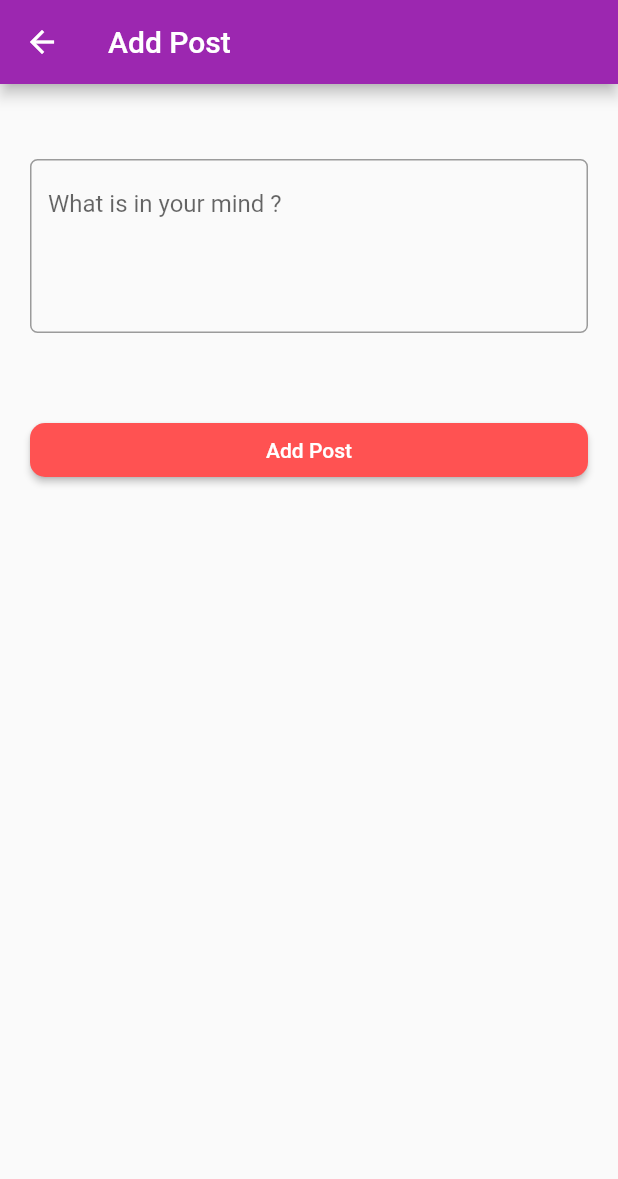
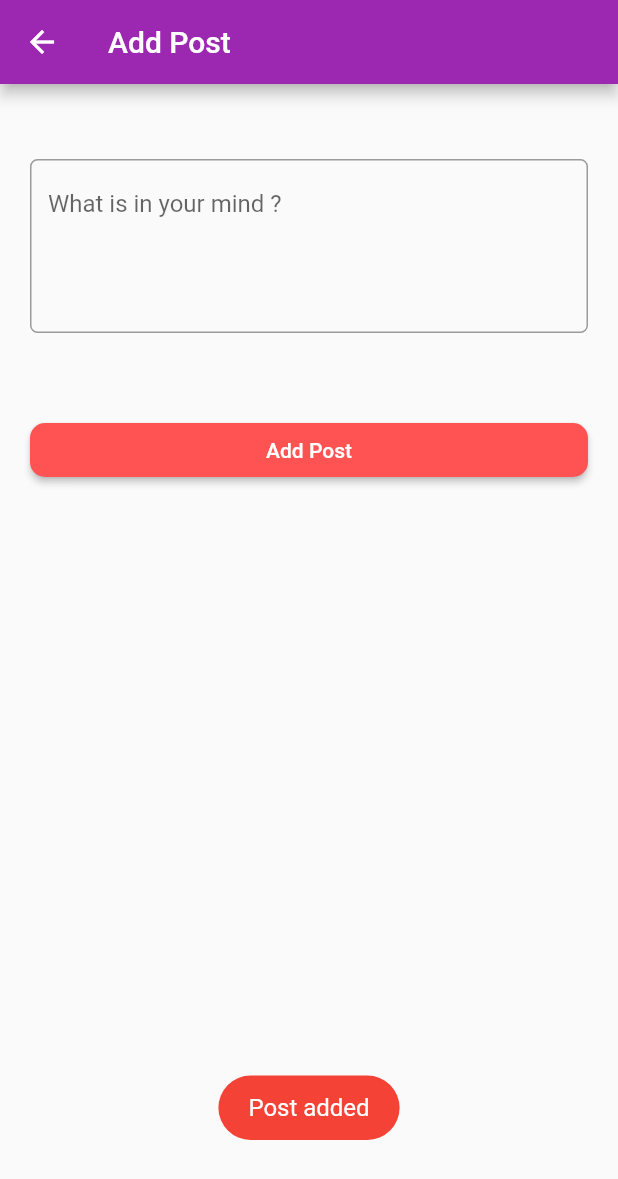
Before and after one commit to NiteshSingh095/Flutter_Firebase, a Flutter app: the AddPosts screen opened directly, after a tap on "Add Post", on a phone screen of 412 x 824 dp. Shown: the top 1179 px of the screen. Run offline on Flutter 3.47's test engine with Material 2 defaults, Android fonts, the phone set to English and light mode, and no system bars; our stand-ins replace email_validator, firebase_auth, firebase_core, firebase_database, fluttertoast; accounts and stored records are empty.

Commit message:
realtime firebase database added in application

```diff
--- a/lib/ui/add_posts.dart
+++ b/lib/ui/add_posts.dart
@@ -1,4 +1,6 @@
 import 'package:flutter/material.dart';
+import 'package:firebase_database/firebase_database.dart';
+import 'package:flutter_firebase/utils/utils.dart';
 
 class AddPosts extends StatefulWidget {
   const AddPosts({Key? key}) : super(key: key);
@@ -15,6 +17,8 @@ class _AddPostsState extends State<AddPosts>
   TextEditingController post = TextEditingController();
 
   final _formKey = GlobalKey<FormState>();
+
+  final databaseRef =  FirebaseDatabase.instance.ref("Post");
 
   @override
   Widget build(BuildContext context) {
@@ -35,16 +39,6 @@ class _AddPostsState extends State<AddPosts>
                     borderRadius: BorderRadius.circular(5.0),
                   ),
                 ),
-                validator: (value) {
-                  if (value == null || value.isEmpty)
-                  {
-                    return 'Please enter password';
-                  }
-                  else
-                  {
-                    return null;
-                  }
-                },
               ),
             ),
           ),
@@ -61,10 +55,27 @@ class _AddPostsState extends State<AddPosts>
                     borderRadius: BorderRadius.circular(10)),
               ),
               onPressed: () {
-                if(_formKey.currentState!.validate())
-                  {
+                {
+                  setState(() {
+                    loading = true;
+                  });
+                  databaseRef.child("1").set(
+                      {
+                        'title' : post.text.toString()
+                      }
+                  ).then((value){
+                    Utils().showToast("Post added");
+                    setState(() {
+                      loading = false;
+                    });
 
-                  }
+                  }).onError((error, stackTrace){
+                    Utils().showToast(error.toString());
+                    setState(() {
+                      loading = false;
+                    });
+                  });
+                }
               },
               child: loading == true ? const CircularProgressIndicator(strokeWidth: 2, color: Colors.white,) : const Text('Add Post'),
             ),
```
